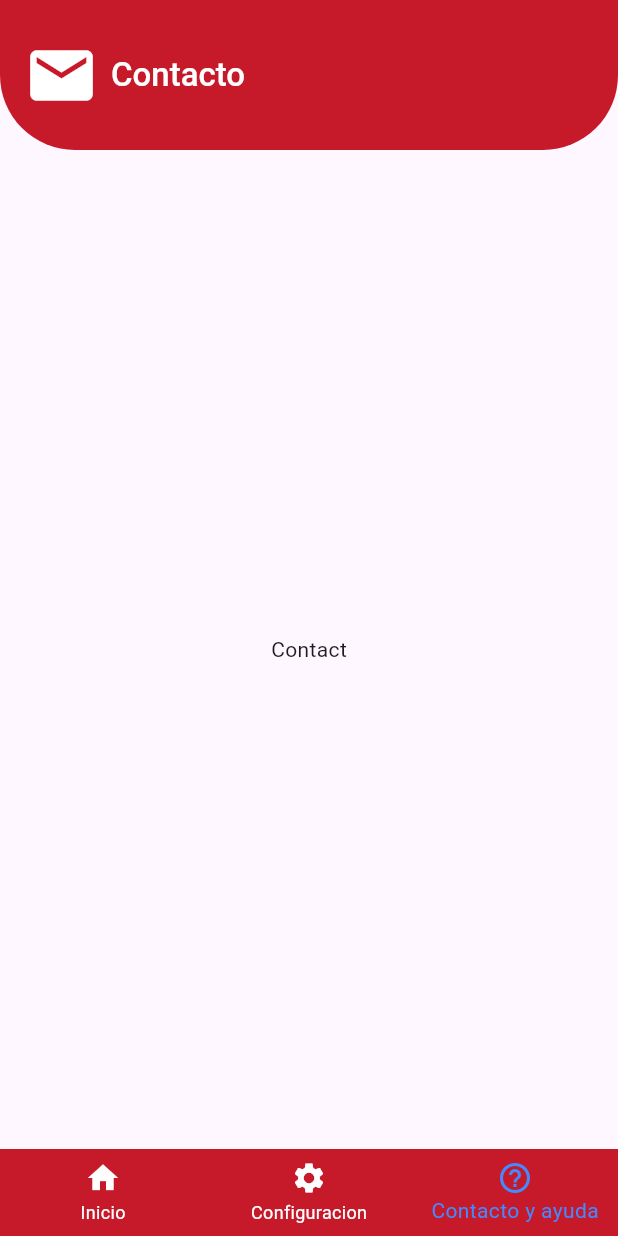
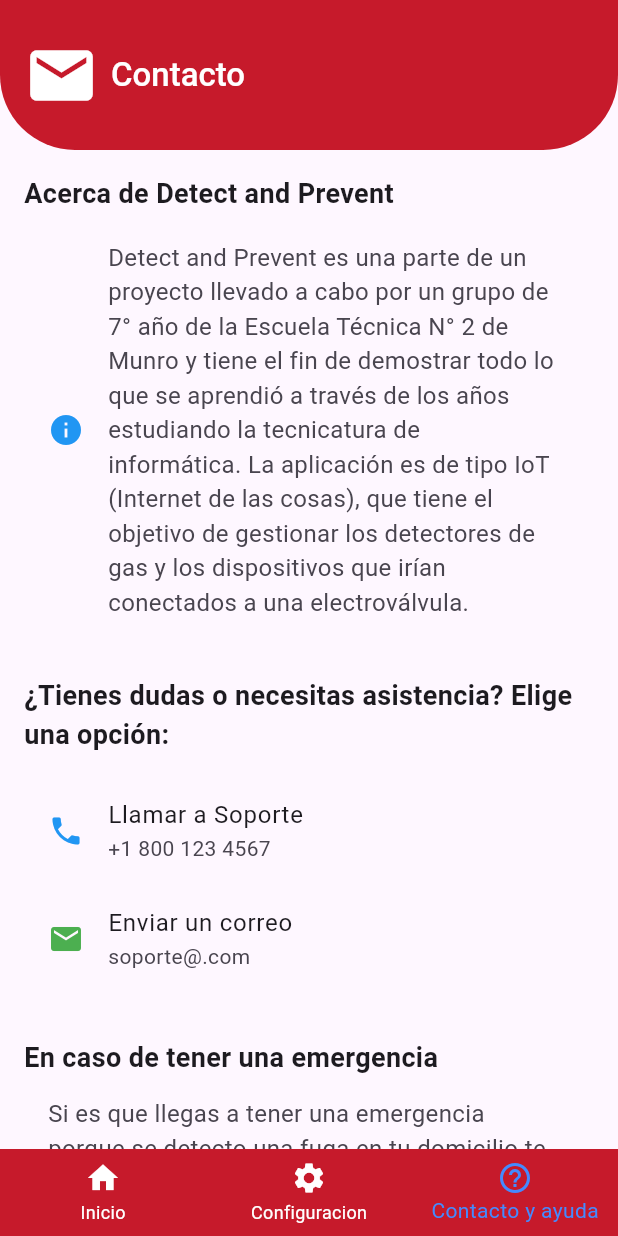
Before and after one commit to Fabri-Frito/Proyecto_CO, a Flutter app: the screen it shows once a user with an empty profile is signed in, item 3 of the bottom bar chosen, on a phone screen of 412 x 824 dp. Run offline on Flutter 3.47's test engine with Material 3 defaults, Android fonts, the phone set to English and light mode, and no system bars; our stand-ins replace firebase_auth, firebase_core, firebase_database, shared_preferences; accounts and stored records are empty.

Commit message:
Apartado de "contacto y ayuda"

```diff
--- a/lib/pages/home_screen.dart
+++ b/lib/pages/home_screen.dart
@@ -15,6 +15,7 @@ class _HomeState extends State<Home> {
 
   @override
   Widget build(BuildContext context) {
+    // Definimos las pantallas que se mostrarán en el IndexedStack
     final screens = [
       const Homeview(),
       const Settingview(),
--- a/lib/pages/views/contact.dart
+++ b/lib/pages/views/contact.dart
@@ -57,7 +57,115 @@ class Contactview extends StatelessWidget {
             ],
           ),
         ),
-        body: const TabBarView(children: [Center(child: Text("Contact"))]),
+        body: ListView(
+          padding: const EdgeInsets.all(16.0),
+          children: [
+            // Título de Información del Proyecto
+            const Text(
+              'Acerca de Detect and Prevent',
+              style: TextStyle(fontSize: 18, fontWeight: FontWeight.bold),
+            ),
+            const SizedBox(height: 10),
+
+            // Detalle del Proyecto (Corregido con comillas triples para permitir saltos de línea)
+            const ListTile(
+              leading: Icon(Icons.info, color: Colors.blue),
+              subtitle: Text(
+                '''Detect and Prevent es una parte de un proyecto llevado a cabo por un grupo de 7° año de la Escuela Técnica N° 2 de Munro y tiene el fin de demostrar todo lo que se aprendió a través de los años estudiando la tecnicatura de informática. La aplicación es de tipo IoT (Internet de las cosas), que tiene el objetivo de gestionar los detectores de gas y los dispositivos que irían conectados a una electroválvula.''',
+                style: TextStyle(fontSize: 16),
+              ),
+            ),
+            const SizedBox(height: 30),
+
+            // Título de Soporte / Asistencia
+            const Text(
+              '¿Tienes dudas o necesitas asistencia? Elige una opción:',
+              style: TextStyle(fontSize: 18, fontWeight: FontWeight.bold),
+            ),
+            const SizedBox(height: 15),
+
+            // Opción: Llamar por teléfono
+            ListTile(
+              leading: const Icon(Icons.phone, color: Colors.blue),
+              title: const Text('Llamar a Soporte'),
+              subtitle: const Text('+1 800 123 4567'),
+              onTap: () {},
+            ),
+
+            // Opción: Enviar correo electrónico
+            ListTile(
+              leading: const Icon(Icons.email, color: Colors.green),
+              title: const Text('Enviar un correo'),
+              subtitle: const Text('soporte@.com'),
+              onTap: () {},
+            ),
+
+            const SizedBox(height: 30),
+
+            // Titulo de emergencias
+            const Text(
+              'En caso de tener una emergencia',
+              style: TextStyle(fontSize: 18, fontWeight: FontWeight.bold),
+            ),
+            const SizedBox(height: 5),
+
+            // que hacer la tenr una emergencia
+            const ListTile(
+              subtitle: Text(
+                '''Si es que llegas a tener una emergencia porque se detecto una fuga en tu domicilio te recomendamos lo siguiente: ''',
+                style: TextStyle(fontSize: 16),
+              ),
+            ),
+
+            const ListTile( // Reglas de seguridad a seguir
+              title: Text(
+                '''Seguridad:''',
+                style: TextStyle(fontSize: 18),
+              ),
+            ),
+
+            ListTile(
+              leading: const Icon(Icons.security, color: Colors.blue),
+              subtitle: const Text('''-Ventila el lugar.
+-No generes chispas.
+-No busques la fuga.
+-Evacúa si la fuga es muy extensa.'''),
+            ),
+
+            const ListTile( // Llamadas de emergencia
+              title: Text(
+                '''Llamadas:''',
+                style: TextStyle(fontSize: 18),
+              ),
+            ),
+
+            ListTile( // Opción: Los bomberos
+              leading: const Icon(Icons.local_fire_department, color: Colors.blue),
+              title: const Text('Bomberos:'),
+              subtitle: const Text('Marca al 100'),
+            ),
+
+            ListTile( // Opción: La defensa civil
+              leading: const Icon(Icons.shield, color: Colors.blue),
+              title: const Text('Defensa Civil:'),
+              subtitle: const Text('Marca al 103'),
+            ),
+
+            ListTile( // Opción: MetroGAS
+              leading: const Icon(Icons.phone, color: Colors.blue),
+              title: const Text('MetroGAS (CABA y gran parte del GBA Sur/Oeste)::'),
+              subtitle: const Text(' 0800-999-1050'),
+              onTap: () {},
+            ),
+
+            ListTile( // Opción: Naturgy BAN
+              leading: const Icon(Icons.phone, color: Colors.blue),
+              title: const Text('Naturgy BAN (Zona Norte y Oeste del GBA):'),
+              subtitle: const Text('0800-888-1137 o 4754-1137'),
+              onTap: () {},
+            ),
+          ],
+        ),
       ),
     );
   }
```
